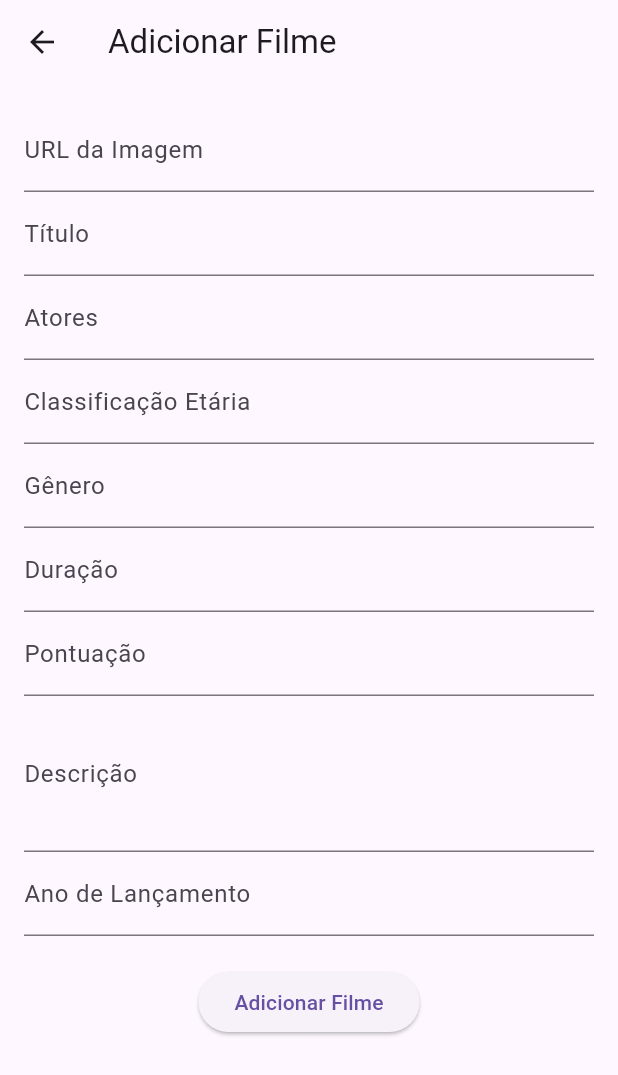
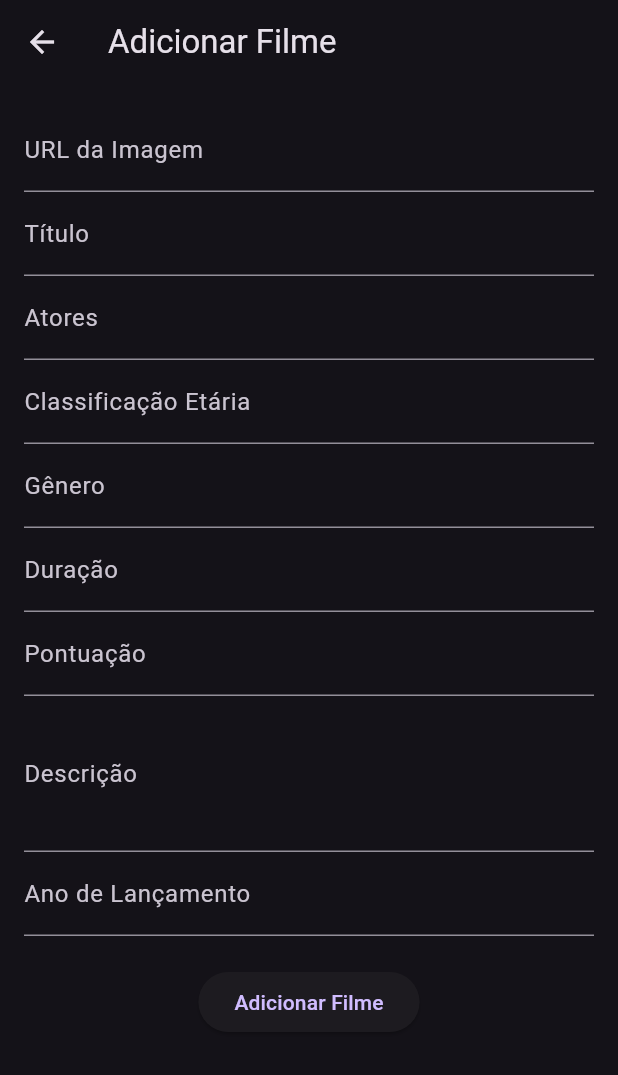
Before and after one commit to LeoncioFernandes/trabalho-final-dispositivos-moveis, a Flutter app: the screen it shows after launch, after a tap on the "add" icon, on a phone screen of 412 x 824 dp. Shown: the top 1075 px of the screen. Run offline on Flutter 3.47's test engine with Material 3 defaults, Android fonts, the phone set to English and light mode, and no system bars; our stand-ins replace dio; network calls fail.

Commit message:
FEAT: DarkTheme, SnackBar Notification

```diff
--- a/lib/main.dart
+++ b/lib/main.dart
@@ -10,9 +10,7 @@ class MyApp extends StatelessWidget {
   Widget build(BuildContext context) {
     return MaterialApp(
       title: 'App de Filmes',
-      theme: ThemeData(
-        primarySwatch: Colors.blue,
-      ),
+      theme: ThemeData.dark(),
       home: MovieListView(),
     );
   }
--- a/lib/views/movie_list_view.dart
+++ b/lib/views/movie_list_view.dart
@@ -42,7 +42,7 @@ class _MovieListViewState extends State<MovieListView> {
   Widget build(BuildContext context) {
     return Scaffold(
       appBar: AppBar(
-        title: Text('Lista de Filmes'),
+        title: const Text('Filmes'),
       ),
       body: Column(
         children: [
@@ -55,7 +55,7 @@ class _MovieListViewState extends State<MovieListView> {
                 });
                 _searchMovies(value);
               },
-              decoration: InputDecoration(
+              decoration: const InputDecoration(
                 labelText: 'Buscar filmes',
                 suffixIcon: Icon(Icons.search),
               ),
@@ -81,7 +81,12 @@ class _MovieListViewState extends State<MovieListView> {
                       _movies.removeAt(index);
                     });
                     ScaffoldMessenger.of(context).showSnackBar(
-                      SnackBar(content: Text('${movie.title} removido')),
+                      SnackBar(
+                        content:
+                            Text('Filme "${movie.title}" removido com sucesso'),
+                        backgroundColor: Colors.red,
+                        duration: Duration(seconds: 2),
+                      ),
                     );
                   },
                   child: ListTile(
@@ -111,7 +116,14 @@ class _MovieListViewState extends State<MovieListView> {
             MaterialPageRoute(builder: (context) => AddMovieView()),
           );
           if (result == true) {
-            _loadMovies();
+            await _loadMovies();
+            ScaffoldMessenger.of(context).showSnackBar(
+              SnackBar(
+                content: Text('Novo filme adicionado com sucesso!'),
+                backgroundColor: Colors.green,
+                duration: Duration(seconds: 2),
+              ),
+            );
           }
         },
         child: Icon(Icons.add),
```
Also changed, not shown: lib/views/add_movie_view.dart (+8 -0 lines), lib/views/movie_detail_view.dart (+22 -3 lines).
